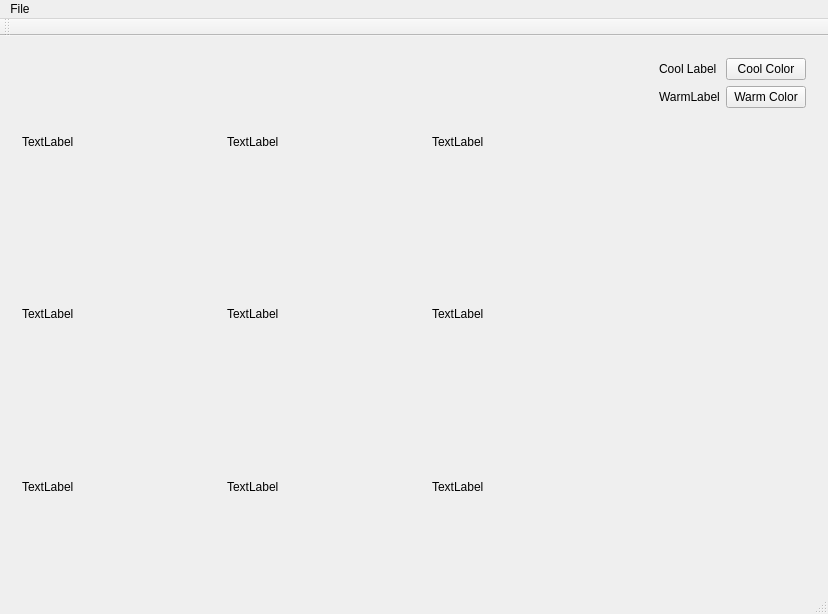
The window that mainwindow.ui (MurashkaDzmitri/oRGBTestTask) describes before a commit, drawn with Qt 5.
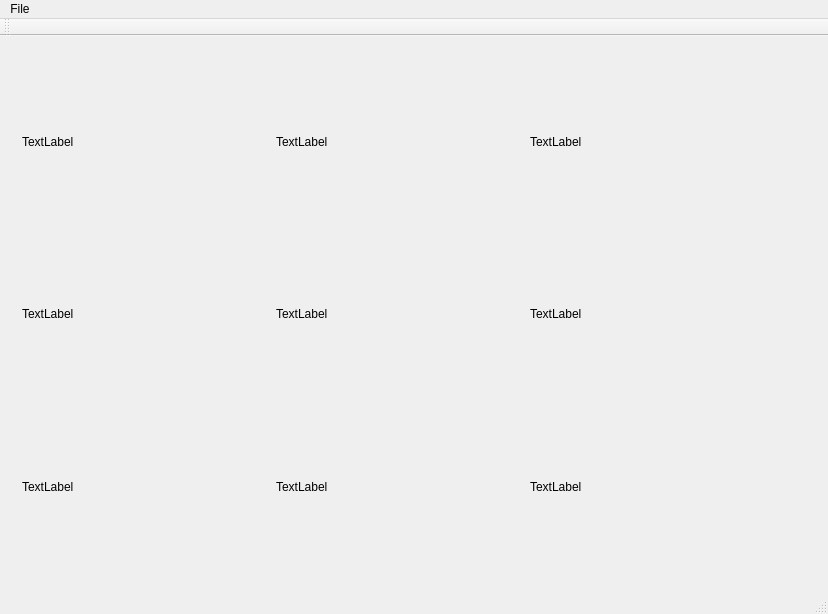
The same window after the commit.

```diff
--- a/mainwindow.ui
+++ b/mainwindow.ui
@@ -98,54 +98,7 @@
         <verstretch>0</verstretch>
        </sizepolicy>
       </property>
-      <layout class="QFormLayout" name="formLayout">
-       <item row="0" column="1">
-        <widget class="QPushButton" name="coolButton">
-         <property name="sizePolicy">
-          <sizepolicy hsizetype="Maximum" vsizetype="Fixed">
-           <horstretch>0</horstretch>
-           <verstretch>0</verstretch>
-          </sizepolicy>
-         </property>
-         <property name="text">
-          <string>Cool Color</string>
-         </property>
-        </widget>
-       </item>
-       <item row="1" column="0">
-        <widget class="QLabel" name="label_warm">
-         <property name="sizePolicy">
-          <sizepolicy hsizetype="Maximum" vsizetype="Preferred">
-           <horstretch>0</horstretch>
-           <verstretch>0</verstretch>
-          </sizepolicy>
-         </property>
-         <property name="text">
-          <string>WarmLabel</string>
-         </property>
-        </widget>
-       </item>
-       <item row="1" column="1">
-        <widget class="QPushButton" name="warmButton">
-         <property name="sizePolicy">
-          <sizepolicy hsizetype="Maximum" vsizetype="Fixed">
-           <horstretch>0</horstretch>
-           <verstretch>0</verstretch>
-          </sizepolicy>
-         </property>
-         <property name="text">
-          <string>Warm Color</string>
-         </property>
-        </widget>
-       </item>
-       <item row="0" column="0">
-        <widget class="QLabel" name="label_cool">
-         <property name="text">
-          <string>Cool Label</string>
-         </property>
-        </widget>
-       </item>
-      </layout>
+      <layout class="QFormLayout" name="formLayout"/>
      </widget>
     </item>
    </layout>
```
